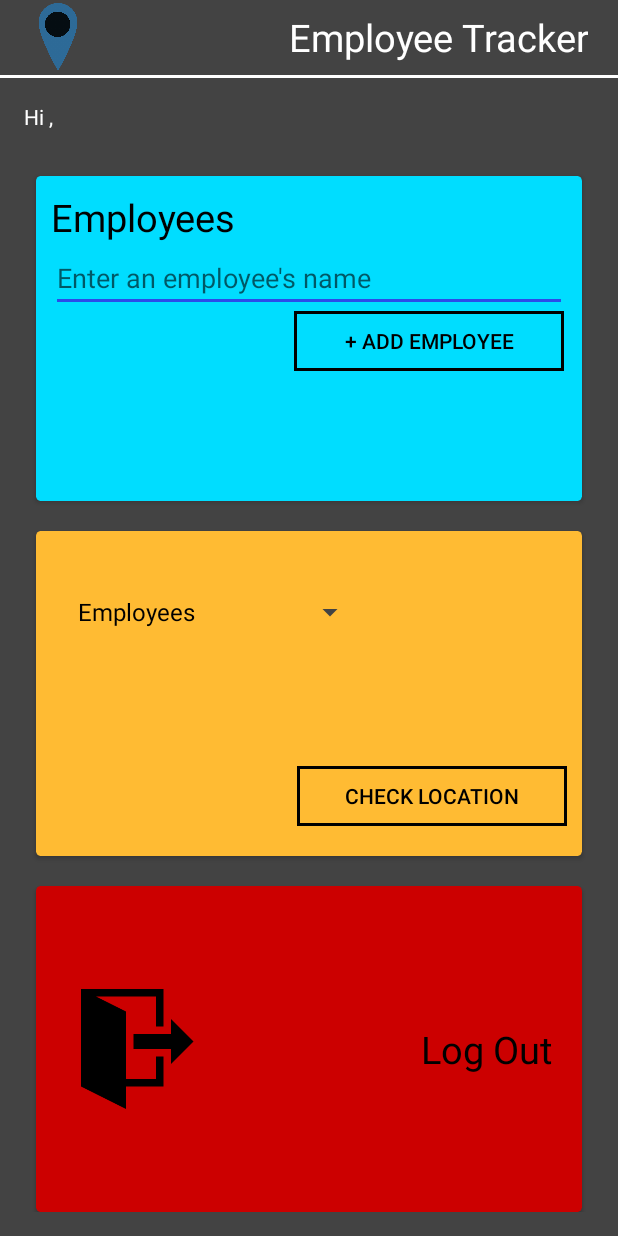
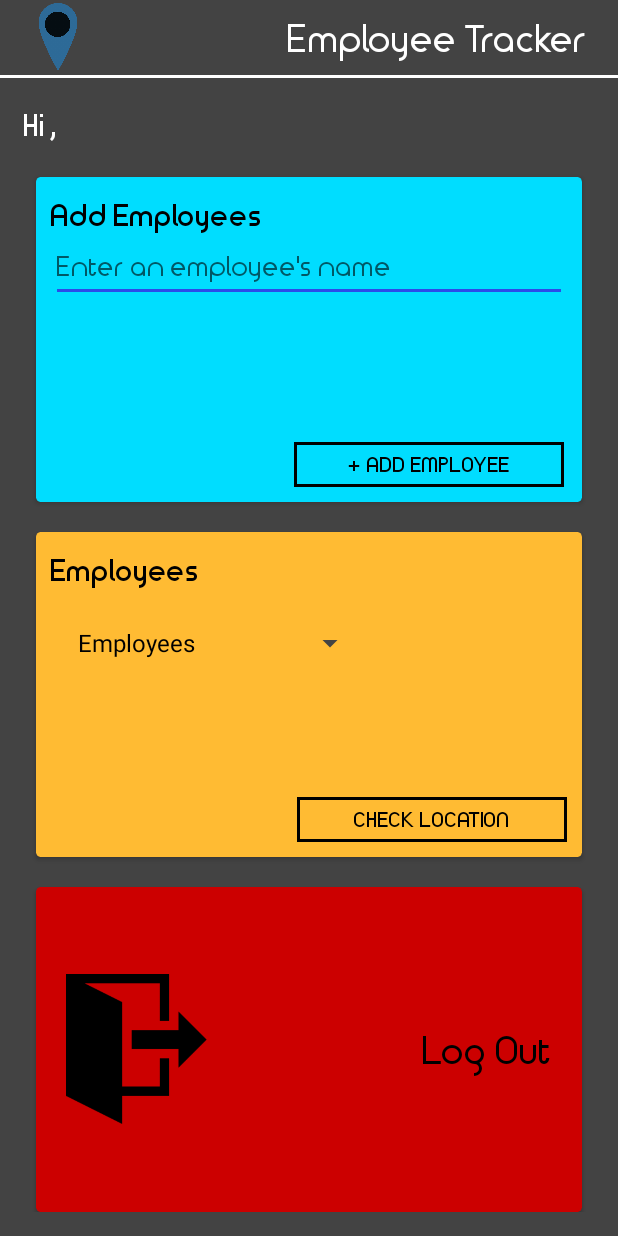
Before and after one commit to DanielJablonski/CSFair, an Android app: the EmployeeList screen opened directly, with no data from a screen before it, on a phone screen of 412 x 824 dp. Run offline under Robolectric (Android 15) with nearby library versions, the phone set to English and light mode, and no system bars; our stand-ins replace Firebase (no records; nobody signed in at launch, a user with empty details on screens opened directly).

Commit message:
Updated EmployeeList layout

```diff
--- a/DanielJablonskiCSFairEmployeeTracker/app/src/main/java/com/daniel/employeetracker/EmployeeList.java
+++ b/DanielJablonskiCSFairEmployeeTracker/app/src/main/java/com/daniel/employeetracker/EmployeeList.java
@@ -1,6 +1,8 @@
 package com.daniel.employeetracker;
 
 import android.content.Intent;
+import android.content.res.AssetManager;
+import android.graphics.Typeface;
 import android.provider.ContactsContract;
 import android.support.v7.app.AppCompatActivity;
 import android.os.Bundle;
@@ -24,6 +26,7 @@ import com.google.firebase.database.ValueEventListener;
 
 import java.util.ArrayList;
 import java.util.HashMap;
+import java.util.Locale;
 import java.util.Map;
 
 public class EmployeeList extends AppCompatActivity {
@@ -37,7 +40,7 @@ public class EmployeeList extends AppCompatActivity {
     DatabaseReference mRef;
     String previousEmployee, employeeEmail;
     DataSnapshot employeeNumber;
-    TextView displayName;
+    TextView displayName, logoutText, title, addEmployeeText, employeeText;
     Spinner dropdown;
     CardView logout;
 
@@ -52,12 +55,30 @@ public class EmployeeList extends AppCompatActivity {
         ArrayAdapter<String> adapter = new ArrayAdapter<String>(EmployeeList.this, android.R.layout.simple_spinner_dropdown_item, items);
         dropdown.setAdapter(adapter);
 
+        AssetManager am = EmployeeList.this.getApplicationContext().getAssets();
+        Typeface typeface = Typeface.createFromAsset(am, String.format(Locale.US, "fonts/%s", "timeburnerbold.ttf"));
+
         emailOfEmployee = (EditText) findViewById(R.id.employeeEmail);
         previousEmployee = "";
         displayName = (TextView) findViewById(R.id.displayName);
         logout = (CardView) findViewById(R.id.logoutCardview1);
         checkLocationBtn = (Button) findViewById(R.id.checkGps);
+        addEmployee = (Button) findViewById(R.id.addEmployeeBtn);
+        logoutText = (TextView) findViewById(R.id.logoutText2);
+        title = (TextView) findViewById(R.id.title2);
+        addEmployeeText = (TextView) findViewById(R.id.addEmployees);
+        employeeText = (TextView) findViewById(R.id.employeeText2);
         mRef = FirebaseDatabase.getInstance().getReference().child("employer").child(FirebaseAuth.getInstance().getCurrentUser().getEmail().replace(".",","));
+
+        displayName.setTypeface(typeface);
+        checkLocationBtn.setTypeface(typeface);
+        addEmployee.setTypeface(typeface);
+        logoutText.setTypeface(typeface);
+        title.setTypeface(typeface);
+        emailOfEmployee.setTypeface(typeface);
+        addEmployeeText.setTypeface(typeface);
+        employeeText.setTypeface(typeface);
+
 
         logout.setOnClickListener(new View.OnClickListener() {
             @Override
@@ -111,7 +132,7 @@ public class EmployeeList extends AppCompatActivity {
             }
         });
 
-        addEmployee = (Button) findViewById(R.id.addEmployeeBtn);
+
         addEmployee.setOnClickListener(new View.OnClickListener() {
             @Override
             public void onClick(View v) {
--- a/DanielJablonskiCSFairEmployeeTracker/app/src/main/java/com/daniel/employeetracker/NetworkUtil.java
+++ b/DanielJablonskiCSFairEmployeeTracker/app/src/main/java/com/daniel/employeetracker/NetworkUtil.java
@@ -1,8 +1,8 @@
 package com.daniel.employeetracker;
 
-import android.content.Context;
-import android.net.ConnectivityManager;
-import android.net.NetworkInfo;
+        import android.content.Context;
+        import android.net.ConnectivityManager;
+        import android.net.NetworkInfo;
 
 public class NetworkUtil {
 
--- a/DanielJablonskiCSFairEmployeeTracker/app/src/main/res/layout/activity_employee_list.xml
+++ b/DanielJablonskiCSFairEmployeeTracker/app/src/main/res/layout/activity_employee_list.xml
@@ -27,6 +27,7 @@
                 android:layout_marginEnd="20dp"
                 android:textColor="#ffffff"
                 android:textSize="25sp"
+                android:id="@+id/title2"
                 android:textAlignment="viewEnd"/>
 
         </android.support.v7.widget.Toolbar>
@@ -54,7 +55,7 @@
             android:text=""
             android:id="@+id/displayName"
             android:layout_marginBottom="10dp"
-            android:textSize="14sp"
+            android:textSize="20sp"
             android:textColor="#ffffff" />
 
         <android.support.v7.widget.CardView
@@ -63,20 +64,21 @@
             android:layout_height="0dp"
             android:layout_marginEnd="8dp"
             android:layout_marginStart="8dp"
-            android:layout_marginTop="20dp"
+            android:layout_marginTop="10dp"
             android:layout_weight="1"
             app:cardBackgroundColor="@android:color/holo_blue_bright"
             app:cardCornerRadius="3dp">
 
             <TextView
+                android:id="@+id/addEmployees"
                 android:layout_width="match_parent"
                 android:layout_height="wrap_content"
                 android:layout_marginStart="10dp"
-                android:text="Employees"
                 android:layout_marginTop="10dp"
+                android:text="Add Employees"
                 android:textAlignment="textStart"
                 android:textColor="#000000"
-                android:textSize="25sp"
+                android:textSize="20sp"
                 tools:textStyle="bold" />
 
             <EditText
@@ -85,7 +87,7 @@
                 android:layout_height="wrap_content"
                 android:layout_marginEnd="10dp"
                 android:layout_marginStart="10dp"
-                android:layout_marginTop="45dp"
+                android:layout_marginTop="35dp"
                 android:ems="10"
                 android:hint="Enter an employee's name"
                 android:inputType="textPersonName" />
@@ -93,10 +95,10 @@
             <Button
                 android:id="@+id/addEmployeeBtn"
                 android:layout_width="180dp"
-                android:layout_height="40dp"
-                android:layout_gravity="right"
+                android:layout_height="30dp"
+                android:layout_gravity="bottom|right"
                 android:layout_marginEnd="12dp"
-                android:layout_marginBottom="20dp"
+                android:layout_marginBottom="10dp"
                 android:layout_marginTop="90dp"
                 android:background="@drawable/buttonshape"
                 android:text="+ Add employee"
@@ -119,19 +121,31 @@
                 android:layout_width="200dp"
                 android:layout_height="wrap_content"
                 android:layout_marginStart="20dp"
-                android:layout_marginTop="30dp"
+                android:layout_marginTop="50dp"
                 android:backgroundTint="#434343"
                 android:spinnerMode="dropdown">
 
 
             </Spinner>
 
+            <TextView
+                android:id="@+id/employeeText2"
+                android:layout_width="match_parent"
+                android:layout_height="wrap_content"
+                android:layout_marginStart="10dp"
+                android:layout_marginTop="10dp"
+                android:text="Employees"
+                android:textAlignment="textStart"
+                android:textColor="#000000"
+                android:textSize="20sp"
+                tools:textStyle="bold" />
+
             <Button
                 android:id="@+id/checkGps"
                 android:layout_width="180dp"
-                android:layout_height="40dp"
+                android:layout_height="30dp"
                 android:layout_gravity="bottom|right"
-                android:layout_marginBottom="20dp"
+                android:layout_marginBottom="10dp"
                 android:layout_marginEnd="10dp"
                 android:layout_marginTop="60dp"
                 android:background="@drawable/buttonshape"
@@ -153,13 +167,13 @@
 
             <ImageView
                 android:layout_width="100dp"
-                android:layout_height="80dp"
+                android:layout_height="100dp"
                 android:layout_gravity="center_vertical"
                 android:layout_marginStart="20dp"
                 android:src="@drawable/log_out" />
 
             <TextView
-                android:id="@+id/logoutText"
+                android:id="@+id/logoutText2"
                 android:layout_width="wrap_content"
                 android:layout_height="wrap_content"
                 android:layout_gravity="end|center_vertical"
```
